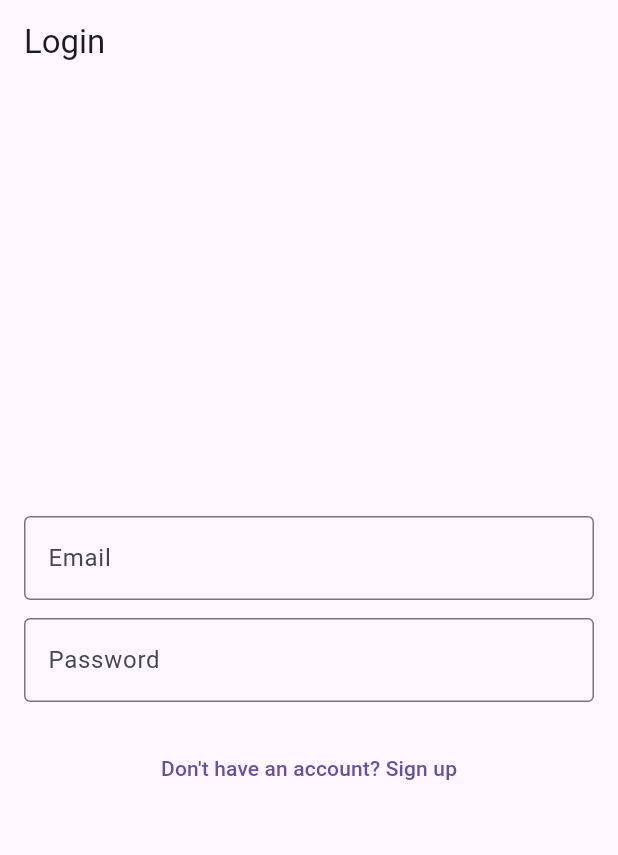
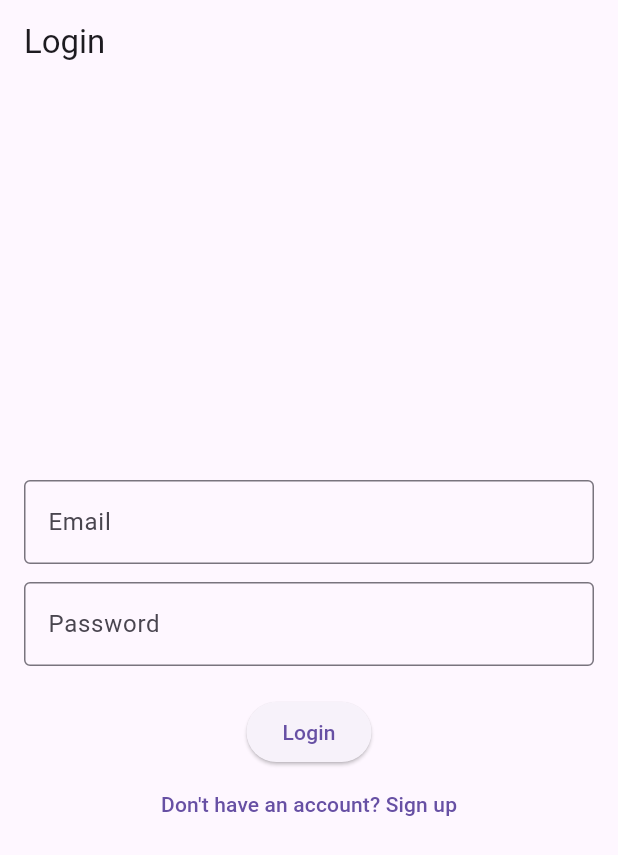
Before and after one commit to Thamindu-wijerathne/lovelink, a Flutter app: the screen it shows after launch, on a phone screen of 412 x 824 dp. Shown: the top 855 px of the screen. Run offline on Flutter 3.47's test engine with Material 3 defaults, Android fonts, the phone set to English and light mode, and no system bars; our stand-ins replace firebase_auth, firebase_core; accounts and stored records are empty.

Commit message:
log in log out sign in and store login info no need to log again and again

```diff
--- a/lib/app.dart
+++ b/lib/app.dart
@@ -1,26 +1,27 @@
+import 'package:firebase_auth/firebase_auth.dart';
 import 'package:flutter/material.dart';
 import 'screens/login_screen.dart';
 import 'screens/home_screen.dart';
 import 'screens/signup_screen.dart';
-import 'screens/chat_screen.dart';
-import 'screens/profile_screen.dart';
+
+import 'services/auth_service.dart';
+
 class MyApp extends StatelessWidget {
   const MyApp({super.key});
 
   @override
   Widget build(BuildContext context) {
+    User? user = FirebaseAuth.instance.currentUser;
+
     return MaterialApp(
       title: 'Chat App',
-      theme: ThemeData(
-        primarySwatch: Colors.blue,
-      ),
-      initialRoute: '/login',
+      theme: ThemeData(primarySwatch: Colors.blue),
+      debugShowCheckedModeBanner: false,
+      home: user != null ? const HomeScreen() : const LoginScreen(),
       routes: {
         '/login': (_) => const LoginScreen(),
         '/home': (_) => const HomeScreen(),
         '/signup': (_) => const SignupScreen(),
-        '/chat': (_) => const ChatScreen(),
-        '/profile': (_) => const ProfileScreen(),
       },
     );
   }
--- a/lib/main.dart
+++ b/lib/main.dart
@@ -1,9 +1,9 @@
 import 'package:flutter/material.dart';
-// import 'package:firebase_core/firebase_core.dart';
+import 'package:firebase_core/firebase_core.dart';
 import 'app.dart';
 
 void main() async {
   WidgetsFlutterBinding.ensureInitialized();
-  // await Firebase.initializeApp();
+  await Firebase.initializeApp();
   runApp(const MyApp());
 }
--- a/lib/screens/home_screen.dart
+++ b/lib/screens/home_screen.dart
@@ -16,7 +16,7 @@ class _HomeScreenState extends State<HomeScreen> {
   final List<Widget> _pages = [
     const ChatScreen(),
     const ScanScreen(),
-    const ProfileScreen(),
+    ProfileScreen(),
   ];
 
   @override
--- a/lib/screens/login_screen.dart
+++ b/lib/screens/login_screen.dart
@@ -1,5 +1,5 @@
 import 'package:flutter/material.dart';
-// import '../services/auth_service.dart';
+import '../services/auth_service.dart';
 
 class LoginScreen extends StatefulWidget {
   const LoginScreen({super.key});
@@ -11,21 +11,21 @@ class LoginScreen extends StatefulWidget {
 class _LoginScreenState extends State<LoginScreen> {
   final TextEditingController emailController = TextEditingController();
   final TextEditingController passwordController = TextEditingController();
-  // final AuthService _authService = AuthService();
+  final AuthService _authService = AuthService();
 
-  // void login() async {
-  //   try {
-  //     await _authService.signIn(
-  //       emailController.text.trim(),
-  //       passwordController.text.trim(),
-  //     );
-  //     Navigator.pushReplacementNamed(context, '/home');
-  //   } catch (e) {
-  //     ScaffoldMessenger.of(context).showSnackBar(
-  //       SnackBar(content: Text('Login failed: $e')),
-  //     );
-  //   }
-  // }
+  void login() async {
+    try {
+      await _authService.signIn(
+        emailController.text.trim(),
+        passwordController.text.trim(),
+      );
+      Navigator.pushReplacementNamed(context, '/home');
+    } catch (e) {
+      ScaffoldMessenger.of(context).showSnackBar(
+        SnackBar(content: Text('Login failed: $e')),
+      );
+    }
+  }
 
   @override
   Widget build(BuildContext context) {
@@ -53,7 +53,7 @@ class _LoginScreenState extends State<LoginScreen> {
               obscureText: true,
             ),
             const SizedBox(height: 20),
-            // ElevatedButton(onPressed: login, child: const Text('Login')),
+            ElevatedButton(onPressed: login, child: const Text('Login')),
             TextButton(
               onPressed: () {
                 Navigator.pushNamed(context, '/signup');
--- a/pubspec.yaml
+++ b/pubspec.yaml
@@ -32,10 +32,10 @@ dependencies:
     sdk: flutter
 
   # Firebase core
-  firebase_core: ^2.32.0
+  firebase_core: ^3.15.0
 
   # # Firebase authentication
-  firebase_auth: ^4.6.5
+  firebase_auth: ^5.0.0
 
   # # The following adds the Cupertino Icons font to your application.
   # # Use with the CupertinoIcons class for iOS style icons.
```
Also changed, not shown: lib/screens/profile_screen.dart (+11 -5 lines), lib/screens/signup_screen.dart (+16 -16 lines), pubspec.lock, 4 other files.
